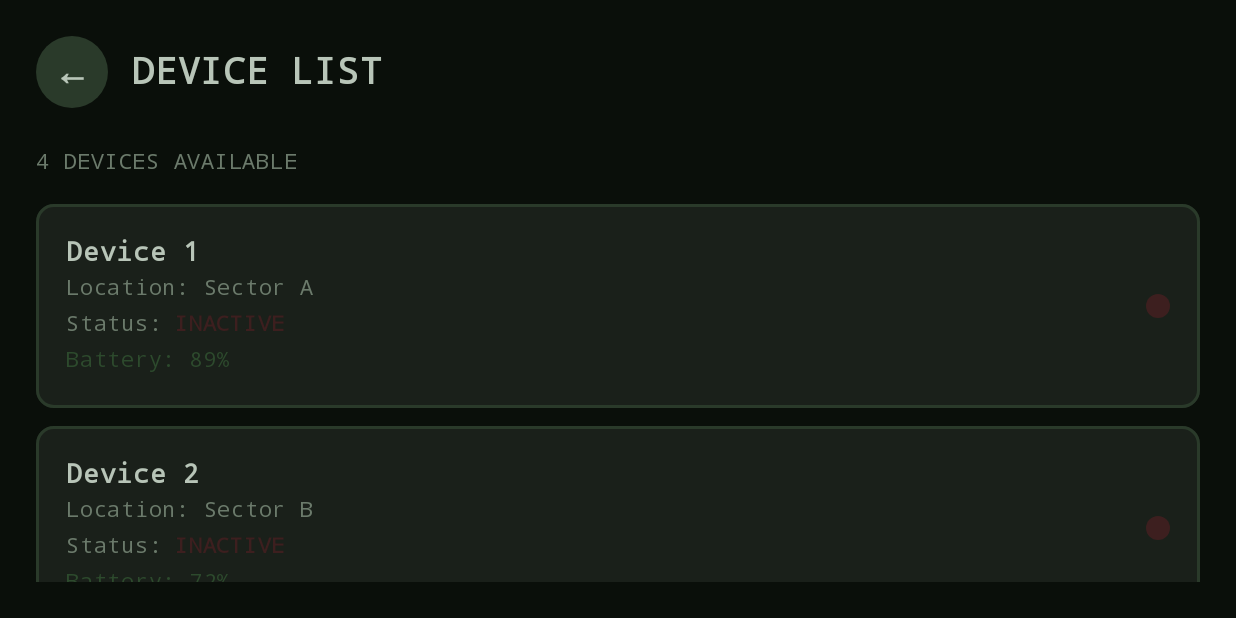
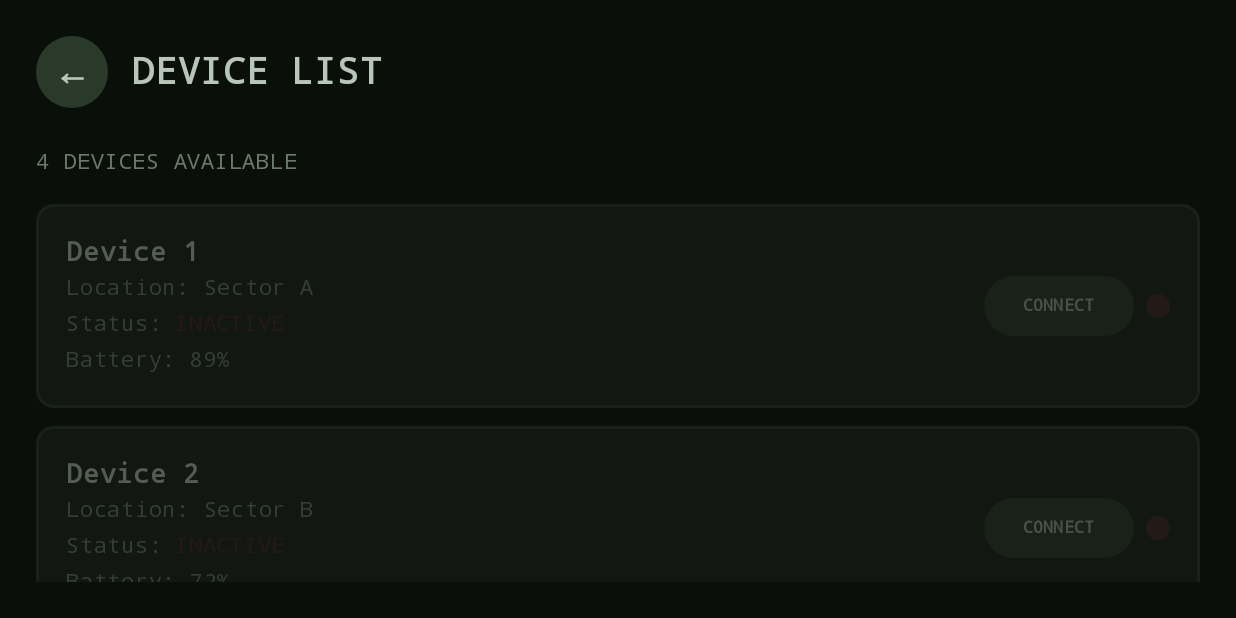
Before and after one commit to Gofnax/SnipeIt, an Android app built with Jetpack Compose: the screen it shows after launch (MainActivity), after a tap on "DEVICE LIST", on a phone screen of 824 x 412 dp (held sideways). Run offline under Robolectric (Android 15) with nearby library versions, the phone set to English and light mode, and no system bars.

```diff
--- a/app/build.gradle.kts
+++ b/app/build.gradle.kts
@@ -3,6 +3,7 @@ plugins {
     id("org.jetbrains.kotlin.android")
     id("kotlin-parcelize")
     id("org.jetbrains.kotlin.plugin.compose")
+    id("com.google.android.libraries.mapsplatform.secrets-gradle-plugin")
 }
 
 android {
--- a/app/src/main/AndroidManifest.xml
+++ b/app/src/main/AndroidManifest.xml
@@ -35,7 +35,7 @@
         <!-- Google Maps API Key (you'll need to get this) -->
         <meta-data
             android:name="com.google.android.geo.API_KEY"
-            android:value="YOUR_MAPS_API_KEY_HERE" />
+            android:value="${MAPS_API_KEY}" />
 
         <activity
             android:name=".MainActivity"
--- a/app/src/main/java/com/example/mysnipeit/MainActivity.kt
+++ b/app/src/main/java/com/example/mysnipeit/MainActivity.kt
@@ -48,7 +48,7 @@ fun SniperApp(viewModel: SniperViewModel) {
     val systemStatus by viewModel.systemStatus.collectAsStateWithLifecycle()
 
     // User location (mock location for now - can be replaced with real GPS later)
-    val userLocation = remember { LatLng(35.093, 32.014) }
+    val userLocation = remember { LatLng( 31.518209, 34.521274) }
 
     when (uiState.currentScreen) {
         AppScreen.HOME -> {
@@ -100,7 +100,8 @@ fun SniperApp(viewModel: SniperViewModel) {
                     viewModel.disconnectFromSystem()
                 },
                 onBackClick = {
-                    viewModel.goBackToHome()
+                    // Navigate back to device list instead of home
+                    viewModel.goBackToDeviceSelection()
                 },
                 onMenuClick = {
                     // TODO: Implement menu functionality later
--- a/app/src/main/java/com/example/mysnipeit/ui/device/DeviceSelectionScreen.kt
+++ b/app/src/main/java/com/example/mysnipeit/ui/device/DeviceSelectionScreen.kt
@@ -20,6 +20,7 @@ import com.example.mysnipeit.data.models.Device
 import com.example.mysnipeit.data.models.DeviceStatus
 import com.example.mysnipeit.ui.theme.*
 
+
 @Composable
 fun DeviceSelectionScreen(
     devices: List<Device>,
@@ -27,6 +28,7 @@ fun DeviceSelectionScreen(
     onBackClick: () -> Unit
 ) {
     var selectedDevice by remember { mutableStateOf<Device?>(null) }
+    var showInactiveWarning by remember { mutableStateOf(false) }
 
     Box(
         modifier = Modifier
@@ -88,7 +90,14 @@ fun DeviceSelectionScreen(
                 items(devices) { device ->
                     DeviceCard(
                         device = device,
-                        onDeviceClick = { selectedDevice = device }
+                        onDeviceClick = {
+                            // Check if device is inactive
+                            if (device.status == DeviceStatus.INACTIVE) {
+                                showInactiveWarning = true
+                            } else {
+                                selectedDevice = device
+                            }
+                        }
                     )
                 }
             }
@@ -105,6 +114,13 @@ fun DeviceSelectionScreen(
                 }
             )
         }
+
+        // Inactive Device Warning Dialog
+        if (showInactiveWarning) {
+            InactiveDeviceDialog(
+                onDismiss = { showInactiveWarning = false }
+            )
+        }
     }
 }
 
@@ -113,6 +129,8 @@ private fun DeviceCard(
     device: Device,
     onDeviceClick: () -> Unit
 ) {
+    val isInactive = device.status == DeviceStatus.INACTIVE
+
     val statusColor = when (device.status) {
         DeviceStatus.ACTIVE -> StatusConnected
         DeviceStatus.SCANNING -> StatusConnecting
@@ -123,17 +141,25 @@ private fun DeviceCard(
     Card(
         modifier = Modifier
             .fillMaxWidth()
-            .clickable { onDeviceClick() },
+            .clickable(enabled = !isInactive) { onDeviceClick() },
         colors = CardDefaults.cardColors(
             containerColor = if (device.status == DeviceStatus.ACTIVE) {
                 MilitaryAccentGreen.copy(alpha = 0.1f)
+            } else if (isInactive) {
+                MilitaryCardBackground.copy(alpha = 0.5f)
             } else {
                 MilitaryCardBackground
             }
         ),
         border = androidx.compose.foundation.BorderStroke(
             2.dp,
-            if (device.status == DeviceStatus.ACTIVE) MilitaryAccentGreen else MilitaryBorderColor
+            if (device.status == DeviceStatus.ACTIVE) {
+                MilitaryAccentGreen
+            } else if (isInactive) {
+                MilitaryBorderColor.copy(alpha = 0.3f)
+            } else {
+                MilitaryBorderColor
+            }
         )
     ) {
         Row(
@@ -149,14 +175,22 @@ private fun DeviceCard(
                     text = device.name,
                     fontSize = 18.sp,
                     fontWeight = FontWeight.Bold,
-                    color = MilitaryTextPrimary,
+                    color = if (isInactive) {
+                        MilitaryTextPrimary.copy(alpha = 0.4f)
+                    } else {
+                        MilitaryTextPrimary
+                    },
                     fontFamily = FontFamily.Monospace
                 )
 
                 Text(
                     text = "Location: ${device.location}",
                     fontSize = 14.sp,
-                    color = MilitaryTextSecondary,
+                    color = if (isInactive) {
+                        MilitaryTextSecondary.copy(alpha = 0.4f)
+                    } else {
+                        MilitaryTextSecondary
+                    },
                     fontFamily = FontFamily.Monospace
                 )
 
@@ -167,14 +201,22 @@ private fun DeviceCard(
                     Text(
                         text = "Status:",
                         fontSize = 14.sp,
-                        color = MilitaryTextSecondary,
+                        color = if (isInactive) {
+                            MilitaryTextSecondary.copy(alpha = 0.4f)
+                        } else {
+                            MilitaryTextSecondary
+                        },
                         fontFamily = FontFamily.Monospace
                     )
 
                     Text(
                         text = device.status.name,
                         fontSize = 14.sp,
-                        color = statusColor,
+                        color = if (isInactive) {
+                            statusColor.copy(alpha = 0.4f)
+                        } else {
+                            statusColor
+                        },
                         fontFamily = FontFamily.Monospace,
                         fontWeight = FontWeight.Bold
                     )
@@ -183,16 +225,121 @@ private fun DeviceCard(
                 Text(
                     text = "Battery: ${device.batteryLevel}%",
                     fontSize = 14.sp,
-                    color = if (device.batteryLevel > 20) MilitaryAccentGreen else MilitaryDangerRed,
+                    color = if (isInactive) {
+                        MilitaryTextSecondary.copy(alpha = 0.4f)
+                    } else if (device.batteryLevel > 20) {
+                        MilitaryAccentGreen
+                    } else {
+                        MilitaryDangerRed
+                    },
                     fontFamily = FontFamily.Monospace
                 )
             }
 
+            // Connect Button - Dimmed for inactive devices
+            Button(
+                onClick = onDeviceClick,
+                enabled = !isInactive,
+                modifier = Modifier.width(100.dp),
+                colors = ButtonDefaults.buttonColors(
+                    containerColor = if (isInactive) {
+                        MilitaryBorderColor.copy(alpha = 0.3f)
+                    } else {
+                        MilitaryAccentGreen
+                    },
+                    contentColor = if (isInactive) {
+                        MilitaryTextPrimary.copy(alpha = 0.3f)
+                    } else {
+                        Color.Black
+                    },
+                    disabledContainerColor = MilitaryBorderColor.copy(alpha = 0.3f),
+                    disabledContentColor = MilitaryTextPrimary.copy(alpha = 0.3f)
+                )
+            ) {
+                Text(
+                    text = "CONNECT",
+                    fontSize = 11.sp,
+                    fontFamily = FontFamily.Monospace,
+                    fontWeight = FontWeight.Bold
+                )
+            }
+
+            Spacer(modifier = Modifier.width(8.dp))
+
             Box(
                 modifier = Modifier
                     .size(16.dp)
-                    .background(statusColor, androidx.compose.foundation.shape.CircleShape)
+                    .background(
+                        if (isInactive) {
+                            statusColor.copy(alpha = 0.4f)
+                        } else {
+                            statusColor
+                        },
+                        androidx.compose.foundation.shape.CircleShape
+                    )
             )
+        }
+    }
+}
+
+@Composable
+private fun InactiveDeviceDialog(
+    onDismiss: () -> Unit
+) {
+    Dialog(onDismissRequest = onDismiss) {
+        Card(
+            colors = CardDefaults.cardColors(
+                containerColor = MilitaryCardBackground
+            ),
+            shape = RoundedCornerShape(12.dp),
+            border = androidx.compose.foundation.BorderStroke(2.dp, MilitaryDangerRed)
+        ) {
+            Column(
+                modifier = Modifier
+                    .padding(24.dp)
+                    .widthIn(min = 300.dp),
+                horizontalAlignment = Alignment.CenterHorizontally
+            ) {
+                Text(
+                    text = "CONNECTION UNAVAILABLE",
+                    fontSize = 20.sp,
+                    fontWeight = FontWeight.Bold,
+                    color = MilitaryDangerRed,
+                    fontFamily = FontFamily.Monospace
+                )
+
+                Spacer(modifier = Modifier.height(16.dp))
+
+                Text(
+                    text = "Cannot connect to inactive device.",
+                    fontSize = 14.sp,
+                    color = MilitaryTextPrimary,
+                    fontFamily = FontFamily.Monospace
+                )
+
+                Text(
+                    text = "Please ensure the device is powered on and in range.",
+                    fontSize = 14.sp,
+                    color = MilitaryTextSecondary,
+                    fontFamily = FontFamily.Monospace
+                )
+
+                Spacer(modifier = Modifier.height(24.dp))
+
+                Button(
+                    onClick = onDismiss,
+                    colors = ButtonDefaults.buttonColors(
+                        containerColor = MilitaryAccentGreen
+                    )
+                ) {
+                    Text(
+                        text = "OK",
+                        fontFamily = FontFamily.Monospace,
+                        fontWeight = FontWeight.Bold,
+                        color = Color.Black
+                    )
+                }
+            }
         }
     }
 }
--- a/app/src/main/java/com/example/mysnipeit/ui/home/HomeScreen.kt
+++ b/app/src/main/java/com/example/mysnipeit/ui/home/HomeScreen.kt
@@ -57,7 +57,7 @@ fun HomeScreen(
                 Spacer(modifier = Modifier.height(16.dp))
 
                 Text(
-                    text = "SNIPER SPOTTER",
+                    text = "SnipeIt",
                     fontSize = 32.sp,
                     fontWeight = FontWeight.Bold,
                     color = MilitaryTextPrimary,
@@ -65,7 +65,7 @@ fun HomeScreen(
                 )
 
                 Text(
-                    text = "TACTICAL SYSTEM",
+                    text = "SPOTTER TACTICAL SYSTEM",
                     fontSize = 16.sp,
                     color = MilitaryTextSecondary,
                     fontFamily = FontFamily.Monospace
--- a/app/src/main/java/com/example/mysnipeit/viewmodel/SniperViewModel.kt
+++ b/app/src/main/java/com/example/mysnipeit/viewmodel/SniperViewModel.kt
@@ -24,8 +24,8 @@ class SniperViewModel : ViewModel() {
                 id = "device_1",
                 name = "Device 1",
                 location = "Sector A",
-                longitude = 32.014,
-                latitude = 35.093,
+                longitude =  35.216169,
+                latitude = 33.103197,
                 status = DeviceStatus.INACTIVE,
                 batteryLevel = 89,
                 ipAddress = "192.168.1.100"
@@ -34,8 +34,8 @@ class SniperViewModel : ViewModel() {
                 id = "device_2",
                 name = "Device 2",
                 location = "Sector B",
-                longitude = 32.016,
-                latitude = 35.095,
+                longitude = 34.484580,
+                latitude = 31.527528,
                 status = DeviceStatus.INACTIVE,
                 batteryLevel = 72,
                 ipAddress = "192.168.1.101"
@@ -44,8 +44,8 @@ class SniperViewModel : ViewModel() {
                 id = "device_3",
                 name = "Device 3",
                 location = "Sector C",
-                longitude = 32.012,
-                latitude = 35.091,
+                longitude = 34.492314,
+                latitude = 31.513963,
                 status = DeviceStatus.ACTIVE,
                 batteryLevel = 95,
                 ipAddress = "192.168.1.102"
@@ -54,8 +54,8 @@ class SniperViewModel : ViewModel() {
                 id = "device_4",
                 name = "Device 4",
                 location = "Sector D",
-                longitude = 32.018,
-                latitude = 35.097,
+                longitude = 34.452488,
+                latitude = 31.514924,
                 status = DeviceStatus.ACTIVE,
                 batteryLevel = 87,
                 ipAddress = "192.168.1.104"
--- a/build.gradle.kts
+++ b/build.gradle.kts
@@ -3,4 +3,5 @@ plugins {
     alias(libs.plugins.android.application) apply false
     alias(libs.plugins.kotlin.android) apply false
     alias(libs.plugins.kotlin.compose) apply false
+    id("com.google.android.libraries.mapsplatform.secrets-gradle-plugin") version "2.0.1" apply false
 }
```
